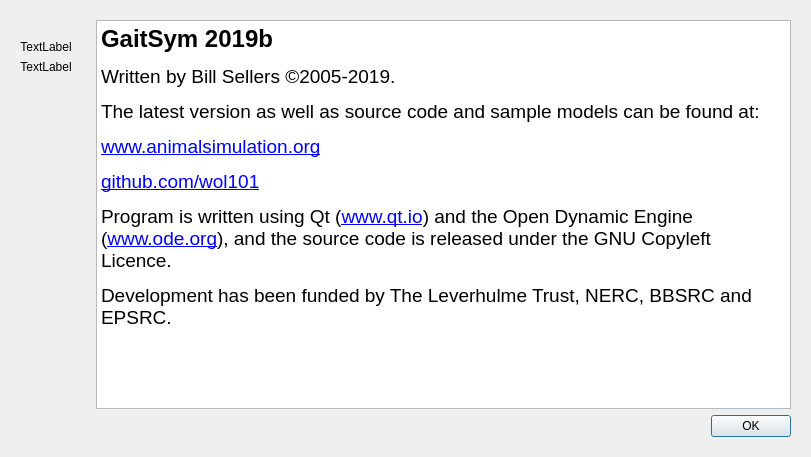
Old version of the form distribution/GaitSymQt/AboutDialog.ui in the repository wol101/GaitSym2019.
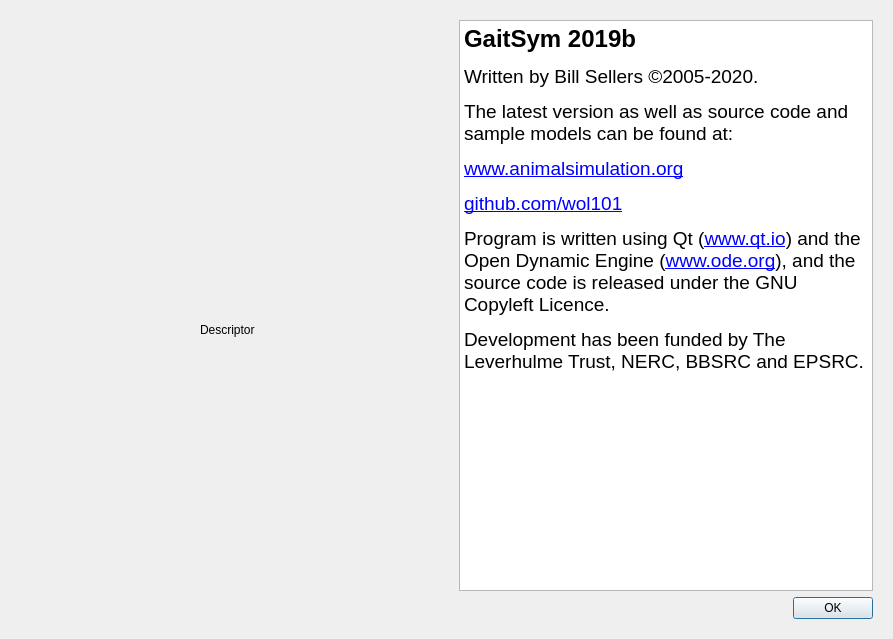
New version of the form. Icons and pictures are not drawn.

```diff
--- a/distribution/GaitSymQt/AboutDialog.ui
+++ b/distribution/GaitSymQt/AboutDialog.ui
@@ -6,8 +6,8 @@
    <rect>
     <x>0</x>
     <y>0</y>
-    <width>811</width>
-    <height>457</height>
+    <width>893</width>
+    <height>639</height>
    </rect>
   </property>
   <property name="windowTitle">
@@ -18,13 +18,32 @@
     <widget class="QWidget" name="widget_2" native="true">
      <layout class="QVBoxLayout" name="verticalLayout_2">
       <item>
-       <widget class="QLabel" name="label">
+       <spacer name="verticalSpacer_2">
+        <property name="orientation">
+         <enum>Qt::Vertical</enum>
+        </property>
+        <property name="sizeHint" stdset="0">
+         <size>
+          <width>20</width>
+          <height>40</height>
+         </size>
+        </property>
+       </spacer>
+      </item>
+      <item>
+       <widget class="QLabel" name="labelImage">
         <property name="sizePolicy">
          <sizepolicy hsizetype="Fixed" vsizetype="Fixed">
           <horstretch>0</horstretch>
           <verstretch>0</verstretch>
          </sizepolicy>
         </property>
+        <property name="maximumSize">
+         <size>
+          <width>500</width>
+          <height>500</height>
+         </size>
+        </property>
         <property name="text">
          <string/>
         </property>
@@ -34,26 +53,48 @@
         <property name="scaledContents">
          <bool>true</bool>
         </property>
-       </widget>
-      </item>
-      <item>
-       <widget class="QLabel" name="labelDescriptor">
-        <property name="text">
-         <string>TextLabel</string>
-        </property>
         <property name="alignment">
          <set>Qt::AlignCenter</set>
         </property>
        </widget>
       </item>
       <item>
-       <widget class="QLabel" name="labelBuildDate">
-        <property name="text">
-         <string>TextLabel</string>
-        </property>
-        <property name="alignment">
-         <set>Qt::AlignCenter</set>
-        </property>
+       <widget class="QWidget" name="widget_3" native="true">
+        <layout class="QGridLayout" name="gridLayout">
+         <item row="0" column="2">
+          <spacer name="horizontalSpacer_4">
+           <property name="orientation">
+            <enum>Qt::Horizontal</enum>
+           </property>
+           <property name="sizeHint" stdset="0">
+            <size>
+             <width>40</width>
+             <height>20</height>
+            </size>
+           </property>
+          </spacer>
+         </item>
+         <item row="0" column="1">
+          <widget class="QLabel" name="labelDescriptor">
+           <property name="text">
+            <string>Descriptor</string>
+           </property>
+          </widget>
+         </item>
+         <item row="0" column="0">
+          <spacer name="horizontalSpacer_3">
+           <property name="orientation">
+            <enum>Qt::Horizontal</enum>
+           </property>
+           <property name="sizeHint" stdset="0">
+            <size>
+             <width>40</width>
+             <height>20</height>
+            </size>
+           </property>
+          </spacer>
+         </item>
+        </layout>
        </widget>
       </item>
       <item>
@@ -64,7 +105,7 @@
         <property name="sizeHint" stdset="0">
          <size>
           <width>20</width>
-          <height>156</height>
+          <height>40</height>
          </size>
         </property>
        </spacer>
@@ -89,7 +130,7 @@
 p, li { white-space: pre-wrap; }
 &lt;/style&gt;&lt;/head&gt;&lt;body style=&quot; font-family:'MS Shell Dlg 2'; font-size:8pt; font-weight:400; font-style:normal;&quot;&gt;
 &lt;p style=&quot; margin-top:12px; margin-bottom:12px; margin-left:0px; margin-right:0px; -qt-block-indent:0; text-indent:0px;&quot;&gt;&lt;span style=&quot; font-size:18pt; font-weight:600;&quot;&gt;GaitSym 2019b&lt;/span&gt;&lt;/p&gt;
-&lt;p style=&quot; margin-top:12px; margin-bottom:12px; margin-left:0px; margin-right:0px; -qt-block-indent:0; text-indent:0px;&quot;&gt;&lt;span style=&quot; font-size:14pt;&quot;&gt;Written by Bill Sellers ©2005-2019.&lt;/span&gt;&lt;/p&gt;
+&lt;p style=&quot; margin-top:12px; margin-bottom:12px; margin-left:0px; margin-right:0px; -qt-block-indent:0; text-indent:0px;&quot;&gt;&lt;span style=&quot; font-size:14pt;&quot;&gt;Written by Bill Sellers ©2005-2020.&lt;/span&gt;&lt;/p&gt;
 &lt;p style=&quot; margin-top:12px; margin-bottom:12px; margin-left:0px; margin-right:0px; -qt-block-indent:0; text-indent:0px;&quot;&gt;&lt;span style=&quot; font-size:14pt;&quot;&gt;The latest version as well as source code and sample models can be found at:&lt;/span&gt;&lt;/p&gt;
 &lt;p style=&quot; margin-top:12px; margin-bottom:12px; margin-left:0px; margin-right:0px; -qt-block-indent:0; text-indent:0px;&quot;&gt;&lt;a href=&quot;www.animalsimulation.org&quot;&gt;&lt;span style=&quot; font-size:14pt; text-decoration: underline; color:#0000ff;&quot;&gt;www.animalsimulation.org&lt;/span&gt;&lt;/a&gt;&lt;/p&gt;
 &lt;p style=&quot; margin-top:12px; margin-bottom:12px; margin-left:0px; margin-right:0px; -qt-block-indent:0; text-indent:0px;&quot;&gt;&lt;a href=&quot;github.com/wol101&quot;&gt;&lt;span style=&quot; font-size:14pt; text-decoration: underline; color:#0000ff;&quot;&gt;github.com/wol101&lt;/span&gt;&lt;/a&gt;&lt;/p&gt;
```
Left out of the diff: 2 changed lines with no effect on the pictures.
